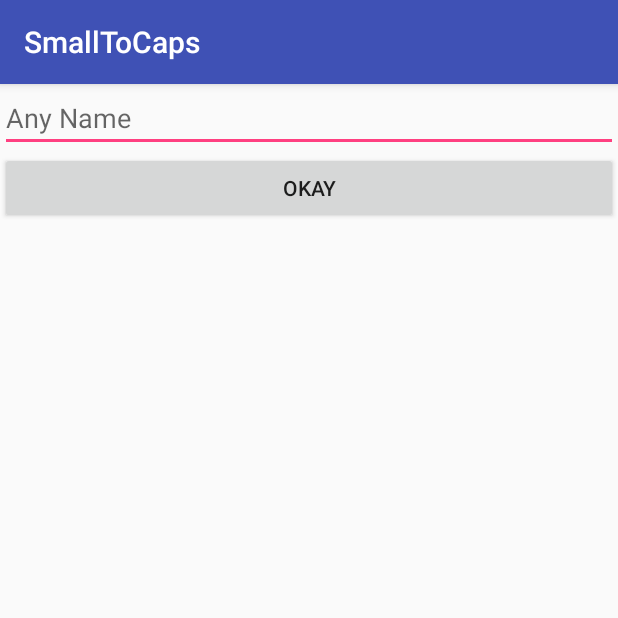
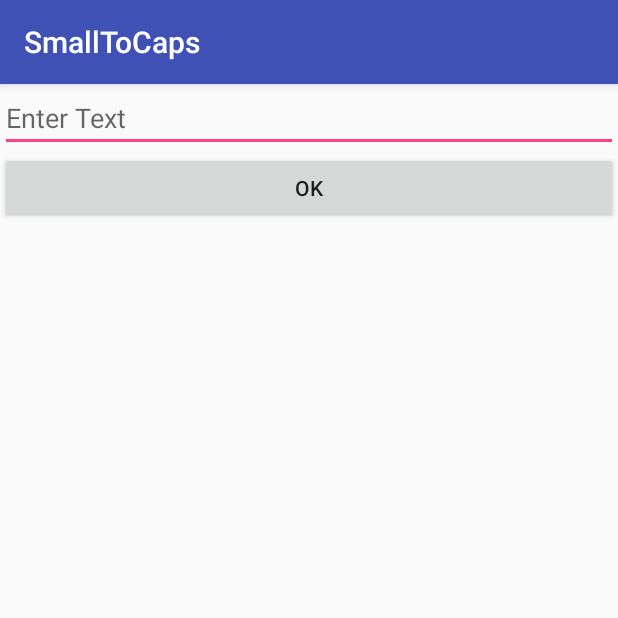
Before and after one commit to mugdha796/mugdha, an Android app: the screen it shows after launch (MainActivity), on a phone screen of 412 x 824 dp, the top half of it. Run offline under Robolectric (Android 15) with nearby library versions, the phone set to English and light mode, and no system bars.

Commit message:
initial commit

```diff
--- a/uixml/src/main/res/layout/activity_main.xml
+++ b/uixml/src/main/res/layout/activity_main.xml
@@ -10,12 +10,12 @@
         android:id="@+id/edtAnyName"
         android:layout_width="match_parent"
         android:layout_height="wrap_content"
-        android:hint="Any Name"/>
+        android:hint="Enter Text" />
 
     <Button
         android:id="@+id/btnOkay"
         android:layout_width="match_parent"
         android:layout_height="wrap_content"
-        android:text="Okay"/>
+        android:text="OK" />
 
 </LinearLayout>
```
